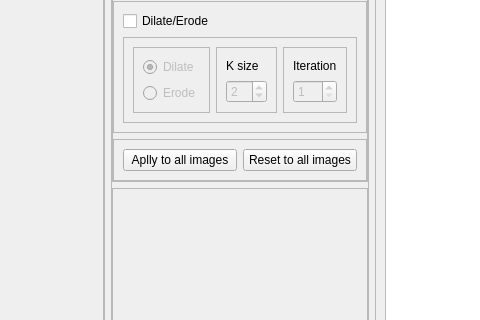
This is src/ui/generated/mainwindow.ui in irakliskhirtladze/OCR_viewer as Qt 5 draws it before an edit; both pictures show x 385 to 865 and y 280 to 600 of the 1088 by 800 pixel window. The edited form follows.
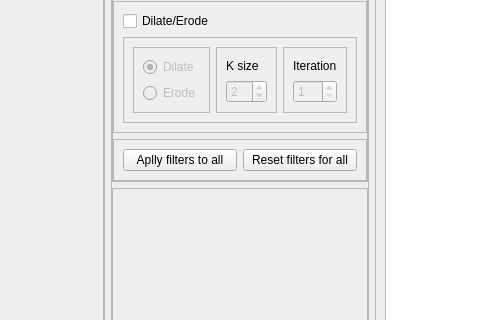
This is the edited form. Custom widgets are drawn as their Qt base class.

```diff
--- a/src/ui/generated/mainwindow.ui
+++ b/src/ui/generated/mainwindow.ui
@@ -603,7 +603,7 @@
                 <cursorShape>PointingHandCursor</cursorShape>
                </property>
                <property name="text">
-                <string>Aplly to all images</string>
+                <string>Aplly filters to all</string>
                </property>
               </widget>
              </item>
@@ -613,7 +613,7 @@
                 <cursorShape>PointingHandCursor</cursorShape>
                </property>
                <property name="text">
-                <string>Reset to all images</string>
+                <string>Reset filters for all</string>
                </property>
               </widget>
              </item>
```
